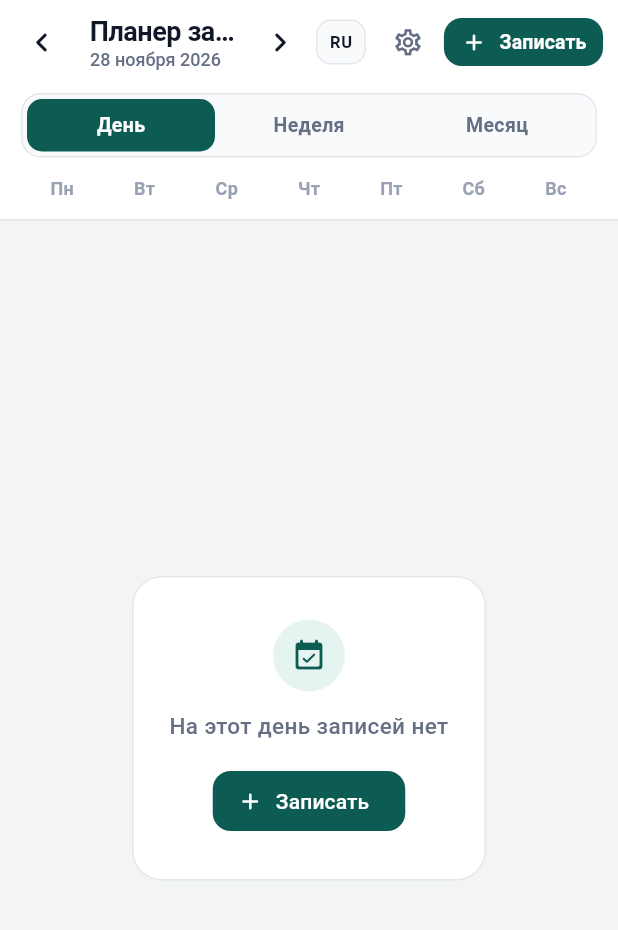
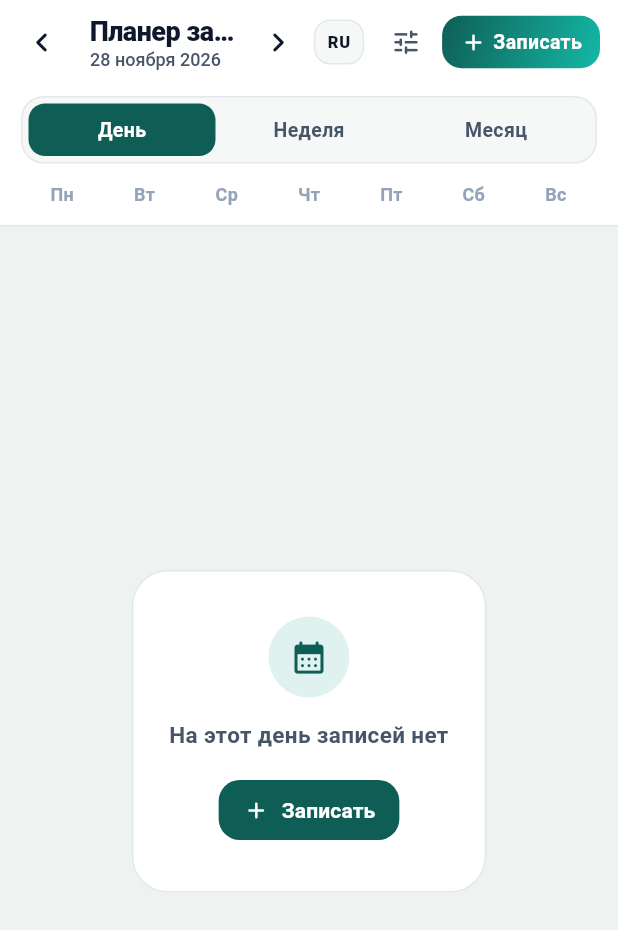
Before and after one commit to Alihan90/client_plan, a Flutter app: the screen it shows after launch, on a phone screen of 412 x 824 dp. Shown: the top 930 px of the screen. Run offline on Flutter 3.47's test engine with Material 3 defaults, Android fonts, the phone set to English and light mode, and no system bars; missing offline and left inert: home_widget.

Commit message:
Update main.dart

```diff
--- a/lib/main.dart
+++ b/lib/main.dart
@@ -26,6 +26,7 @@ class _ThemeTokens {
   final Color inkMuted;
   final Color hairline;
   final Color primary;
+  final Color primaryAccent;
   final Color primarySoft;
 
   final Color pendingBg;
@@ -53,6 +54,7 @@ class _ThemeTokens {
     required this.inkMuted,
     required this.hairline,
     required this.primary,
+    required this.primaryAccent,
     required this.primarySoft,
     required this.pendingBg,
     required this.pendingBorder,
@@ -72,53 +74,55 @@ class _ThemeTokens {
     if (isDark) {
       return const _ThemeTokens._(
         isDark: true,
-        canvas: Color(0xFF0B0F14),
-        surface: Color(0xFF121821),
-        surfaceSubtle: Color(0xFF18202C),
-        inkPrimary: Color(0xFFF3F4F6),
-        inkSecondary: Color(0xFF9CA3AF),
-        inkMuted: Color(0xFF6B7280),
-        hairline: Color(0xFF242E3D),
-        primary: Color(0xFF14B8A6),
-        primarySoft: Color(0xFF132E2C),
-        pendingBg: Color(0xFF161E29),
-        pendingBorder: Color(0xFF2A3546),
-        pendingPill: Color(0xFF222C3B),
-        pendingText: Color(0xFFD1D5DB),
-        doneBg: Color(0xFF0E261D),
-        doneBorder: Color(0xFF1E563F),
-        donePill: Color(0xFF153B2C),
-        doneText: Color(0xFF4ADE80),
-        missedBg: Color(0xFF291316),
-        missedBorder: Color(0xFF5C232A),
-        missedPill: Color(0xFF3E191E),
+        canvas: Color(0xFF090D12),
+        surface: Color(0xFF111720),
+        surfaceSubtle: Color(0xFF182230),
+        inkPrimary: Color(0xFFF8FAFC),
+        inkSecondary: Color(0xFF94A3B8),
+        inkMuted: Color(0xFF64748B),
+        hairline: Color(0xFF222D3D),
+        primary: Color(0xFF0D9488),
+        primaryAccent: Color(0xFF2DD4BF),
+        primarySoft: Color(0xFF112A2A),
+        pendingBg: Color(0xFF151D28),
+        pendingBorder: Color(0xFF273344),
+        pendingPill: Color(0xFF202B3A),
+        pendingText: Color(0xFFCBD5E1),
+        doneBg: Color(0xFF0C241B),
+        doneBorder: Color(0xFF1B4F3A),
+        donePill: Color(0xFF133829),
+        doneText: Color(0xFF34D399),
+        missedBg: Color(0xFF261115),
+        missedBorder: Color(0xFF542029),
+        missedPill: Color(0xFF3A161D),
         missedText: Color(0xFFF87171),
       );
     }
 
     return const _ThemeTokens._(
       isDark: false,
-      canvas: Color(0xFFF3F5F4),
+      canvas: Color(0xFFEEF2F1),
       surface: Color(0xFFFFFFFF),
-      surfaceSubtle: Color(0xFFF8FAFC),
-      inkPrimary: Color(0xFF101828),
-      inkSecondary: Color(0xFF667085),
-      inkMuted: Color(0xFF98A2B3),
-      hairline: Color(0xFFE4E7EC),
-      primary: Color(0xFF0D5C54),
-      primarySoft: Color(0xFFE6F4F1),
-      pendingBg: Color(0xFFF2F4F7),
-      pendingBorder: Color(0xFFD0D5DD),
-      pendingPill: Color(0xFFE4E7EC),
-      pendingText: Color(0xFF344054),
-      doneBg: Color(0xFFECFDF3),
-      doneBorder: Color(0xFFA6F4C5),
-      donePill: Color(0xFFD1FADF),
-      doneText: Color(0xFF027A48),
-      missedBg: Color(0xFFFEF3F2),
-      missedBorder: Color(0xFFFECDCA),
-      missedPill: Color(0xFFFEE4E2),
-      missedText: Color(0xFFB42318),
+      surfaceSubtle: Color(0xFFF6F8F8),
+      inkPrimary: Color(0xFF0F172A),
+      inkSecondary: Color(0xFF475569),
+      inkMuted: Color(0xFF94A3B8),
+      hairline: Color(0xFFE2E8F0),
+      primary: Color(0xFF0F5E56),
+      primaryAccent: Color(0xFF14B8A6),
+      primarySoft: Color(0xFFE0F2EF),
+      pendingBg: Color(0xFFF1F5F9),
+      pendingBorder: Color(0xFFCBD5E1),
+      pendingPill: Color(0xFFE2E8F0),
+      pendingText: Color(0xFF334155),
+      doneBg: Color(0xFFECFDF5),
+      doneBorder: Color(0xFF86EFAC),
+      donePill: Color(0xFFD1FAE5),
+      doneText: Color(0xFF047857),
+      missedBg: Color(0xFFFEF2F2),
+      missedBorder: Color(0xFFFECACA),
+      missedPill: Color(0xFFFEE2E2),
+      missedText: Color(0xFFB91C1C),
     );
   }
 }
@@ -180,6 +184,15 @@ class PlannerHomePage extends StatelessWidget {
 
   const PlannerHomePage({super.key, required this.controller});
 
+  String _todayLabel(String lang) {
+    if (lang == 'uk') return 'Сьогодні';
+    if (lang == 'en') return 'Today';
+    return 'Сегодня';
+  }
+
+  bool _isSameDay(DateTime a, DateTime b) =>
+      a.year == b.year && a.month == b.month && a.day == b.day;
+
   Future<void> _openCreateDialog(BuildContext context, DateTime date) async {
     FocusScope.of(context).unfocus();
     await showDialog<void>(
@@ -224,14 +237,14 @@ class PlannerHomePage extends StatelessWidget {
               ),
               child: SafeArea(
                 child: Padding(
-                  padding: const EdgeInsets.fromLTRB(18, 14, 18, 20),
+                  padding: const EdgeInsets.fromLTRB(20, 14, 20, 22),
                   child: Column(
                     mainAxisSize: MainAxisSize.min,
                     crossAxisAlignment: CrossAxisAlignment.stretch,
                     children: [
                       Center(
                         child: Container(
-                          width: 40,
+                          width: 42,
                           height: 4,
                           decoration: BoxDecoration(
                             color: t.hairline,
@@ -244,7 +257,8 @@ class PlannerHomePage extends StatelessWidget {
                         controller.tr('settings'),
                         style: TextStyle(
                           fontSize: 18,
-                          fontWeight: FontWeight.w700,
+                          fontWeight: FontWeight.w800,
+                          letterSpacing: -0.3,
                           color: t.inkPrimary,
                         ),
                       ),
@@ -282,15 +296,19 @@ class PlannerHomePage extends StatelessWidget {
                         value: controller.compactCardView,
                         onChanged: controller.setCompactCardView,
                       ),
-                      const SizedBox(height: 12),
+                      const SizedBox(height: 14),
                       FilledButton(
                         style: FilledButton.styleFrom(
                           backgroundColor: t.primary,
                           foregroundColor: Colors.white,
-                          shape: RoundedRectangleBorder(borderRadius: BorderRadius.circular(12)),
+                          padding: const EdgeInsets.symmetric(vertical: 12),
+                          shape: RoundedRectangleBorder(borderRadius: BorderRadius.circular(14)),
                         ),
                         onPressed: () => Navigator.of(sheetCtx).pop(),
-                        child: Text(controller.tr('close')),
+                        child: Text(
+                          controller.tr('close'),
+                          style: const TextStyle(fontWeight: FontWeight.w700),
+                        ),
                       ),
                     ],
                   ),
@@ -307,6 +325,7 @@ class PlannerHomePage extends StatelessWidget {
   Widget build(BuildContext context) {
     final tokens = _ThemeTokens.fromDark(controller.isDarkTheme);
     final now = DateTime.now();
+    final isSelectedToday = _isSameDay(controller.selectedDate, now);
     final locStr = controller.locale.toString();
     final rawHeaderDate = DateFormat('d MMMM yyyy', locStr).format(controller.selectedDate);
     final headerDate = rawHeaderDate.isEmpty
@@ -323,14 +342,43 @@ class PlannerHomePage extends StatelessWidget {
         title: Column(
           crossAxisAlignment: CrossAxisAlignment.start,
           children: [
-            Text(
+            Row(
+              children: [
+                Flexible(
+                  child: Text(
                     controller.tr('app_title'),
+                    overflow: TextOverflow.ellipsis,
                     style: TextStyle(
-                fontWeight: FontWeight.w700,
+                      fontWeight: FontWeight.w800,
                       fontSize: 18,
-                letterSpacing: -0.3,
+                      letterSpacing: -0.35,
                       color: tokens.inkPrimary,
                     ),
+                  ),
+                ),
+                if (!isSelectedToday) ...[
+                  const SizedBox(width: 8),
+                  InkWell(
+                    borderRadius: BorderRadius.circular(99),
+                    onTap: () => controller.selectDate(now),
+                    child: Container(
+                      padding: const EdgeInsets.symmetric(horizontal: 8, vertical: 2),
+                      decoration: BoxDecoration(
+                        color: tokens.primarySoft,
+                        borderRadius: BorderRadius.circular(99),
+                      ),
+                      child: Text(
+                        _todayLabel(controller.languageCode),
+                        style: TextStyle(
+                          fontSize: 11,
+                          fontWeight: FontWeight.w700,
+                          color: tokens.primary,
+                        ),
+                      ),
+                    ),
+                  ),
+                ],
+              ],
             ),
             Text(
               headerDate,
@@ -351,18 +399,18 @@ class PlannerHomePage extends StatelessWidget {
             margin: const EdgeInsets.only(right: 4),
             decoration: BoxDecoration(
               color: tokens.surfaceSubtle,
-              borderRadius: BorderRadius.circular(10),
+              borderRadius: BorderRadius.circular(11),
               border: Border.all(color: tokens.hairline),
             ),
             child: InkWell(
-              borderRadius: BorderRadius.circular(10),
+              borderRadius: BorderRadius.circular(11),
               onTap: controller.cycleLanguage,
               child: Padding(
                 padding: const EdgeInsets.symmetric(horizontal: 8, vertical: 6),
                 child: Text(
                   controller.languageCode.toUpperCase(),
                   style: TextStyle(
-                    fontWeight: FontWeight.w700,
+                    fontWeight: FontWeight.w800,
                     fontSize: 11,
                     letterSpacing: 0.5,
                     color: tokens.inkPrimary,
@@ -372,26 +420,45 @@ class PlannerHomePage extends StatelessWidget {
             ),
           ),
           IconButton(
-            icon: Icon(Icons.settings_outlined, size: 21, color: tokens.inkSecondary),
+            icon: Icon(Icons.tune_rounded, size: 21, color: tokens.inkSecondary),
             tooltip: controller.tr('settings'),
             onPressed: () => _openSettingsSheet(context),
           ),
           Padding(
-            padding: const EdgeInsets.only(right: 10),
-            child: FilledButton.icon(
-              style: FilledButton.styleFrom(
-                backgroundColor: tokens.primary,
-                foregroundColor: Colors.white,
-                elevation: 0,
-                visualDensity: VisualDensity.compact,
-                padding: const EdgeInsets.symmetric(horizontal: 11, vertical: 8),
-                shape: RoundedRectangleBorder(borderRadius: BorderRadius.circular(12)),
+            padding: const EdgeInsets.only(right: 12),
+            child: Container(
+              decoration: BoxDecoration(
+                gradient: LinearGradient(
+                  colors: [tokens.primary, tokens.primaryAccent],
+                  begin: Alignment.topLeft,
+                  end: Alignment.bottomRight,
                 ),
-              onPressed: () => _openCreateDialog(context, controller.selectedDate),
-              icon: const Icon(Icons.add_rounded, size: 18),
-              label: Text(
+                borderRadius: BorderRadius.circular(13),
+              ),
+              child: Material(
+                color: Colors.transparent,
+                child: InkWell(
+                  borderRadius: BorderRadius.circular(13),
+                  onTap: () => _openCreateDialog(context, controller.selectedDate),
+                  child: Padding(
+                    padding: const EdgeInsets.symmetric(horizontal: 12, vertical: 8),
+                    child: Row(
+                      mainAxisSize: MainAxisSize.min,
+                      children: [
+                        const Icon(Icons.add_rounded, size: 18, color: Colors.white),
+                        const SizedBox(width: 4),
+                        Text(
                           controller.tr('book'),
-                style: const TextStyle(fontWeight: FontWeight.w600, fontSize: 13),
+                          style: const TextStyle(
+                            color: Colors.white,
+                            fontWeight: FontWeight.w700,
+                            fontSize: 13,
+                          ),
+                        ),
+                      ],
+                    ),
+                  ),
+                ),
               ),
             ),
           ),
@@ -405,7 +472,7 @@ class PlannerHomePage extends StatelessWidget {
               color: tokens.surface,
               border: Border(bottom: BorderSide(color: tokens.hairline)),
             ),
-            padding: const EdgeInsets.fromLTRB(14, 6, 14, 12),
+            padding: const EdgeInsets.fromLTRB(14, 8, 14, 12),
             child: Column(
               children: [
                 _ViewModeBar(controller: controller, tokens: tokens),
@@ -462,10 +529,10 @@ class _ViewModeBar extends StatelessWidget {
     ];
 
     return Container(
-      padding: const EdgeInsets.all(3),
+      padding: const EdgeInsets.all(4),
       decoration: BoxDecoration(
         color: tokens.surfaceSubtle,
-        borderRadius: BorderRadius.circular(13),
+        borderRadius: BorderRadius.circular(15),
         border: Border.all(color: tokens.hairline),
       ),
       child: Row(
@@ -473,20 +540,20 @@ class _ViewModeBar extends StatelessWidget {
           final isSelected = controller.viewMode == entry.$1;
           return Expanded(
             child: InkWell(
-              borderRadius: BorderRadius.circular(10),
+              borderRadius: BorderRadius.circular(11),
               onTap: () => controller.setViewMode(entry.$1),
               child: Container(
                 padding: const EdgeInsets.symmetric(vertical: 8),
                 alignment: Alignment.center,
                 decoration: BoxDecoration(
                   color: isSelected ? tokens.primary : Colors.transparent,
-                  borderRadius: BorderRadius.circular(10),
+                  borderRadius: BorderRadius.circular(11),
                 ),
                 child: Text(
                   entry.$2,
                   style: TextStyle(
                     fontSize: 13,
-                    fontWeight: FontWeight.w600,
+                    fontWeight: FontWeight.w700,
                     color: isSelected ? Colors.white : tokens.inkSecondary,
                   ),
                 ),
@@ -525,7 +592,7 @@ class _WeekdayHeader extends StatelessWidget {
                   d,
                   style: TextStyle(
                     fontSize: 12,
-                    fontWeight: FontWeight.w600,
+                    fontWeight: FontWeight.w700,
                     letterSpacing: 0.2,
                     color: tokens.inkMuted,
                   ),
@@ -562,36 +629,36 @@ class _DayView extends StatelessWidget {
       return Center(
         child: Container(
           margin: const EdgeInsets.symmetric(horizontal: 24),
-          padding: const EdgeInsets.symmetric(horizontal: 24, vertical: 28),
+          padding: const EdgeInsets.symmetric(horizontal: 24, vertical: 30),
           decoration: BoxDecoration(
             color: tokens.surface,
-            borderRadius: BorderRadius.circular(20),
+            borderRadius: BorderRadius.circular(24),
             border: Border.all(color: tokens.hairline),
           ),
           child: Column(
             mainAxisSize: MainAxisSize.min,
             children: [
               Container(
-                width: 48,
-                height: 48,
+                width: 54,
+                height: 54,
                 decoration: BoxDecoration(
                   color: tokens.primarySoft,
                   shape: BoxShape.circle,
                 ),
                 child: Icon(
-                  Icons.event_available_rounded,
-                  size: 24,
+                  Icons.calendar_month_rounded,
+                  size: 26,
                   color: tokens.primary,
                 ),
               ),
-              const SizedBox(height: 12),
+              const SizedBox(height: 14),
               Text(
                 controller.tr('no_appointments'),
                 textAlign: TextAlign.center,
                 style: TextStyle(
                   color: tokens.inkSecondary,
                   fontSize: 15,
-                  fontWeight: FontWeight.w500,
+                  fontWeight: FontWeight.w600,
                 ),
               ),
               const SizedBox(height: 16),
@@ -600,11 +667,15 @@ class _DayView extends StatelessWidget {
                   backgroundColor: tokens.primary,
                   foregroundColor: Colors.white,
                   elevation: 0,
-                  shape: RoundedRectangleBorder(borderRadius: BorderRadius.circular(12)),
+                  padding: const EdgeInsets.symmetric(horizontal: 16, vertical: 10),
+                  shape: RoundedRectangleBorder(borderRadius: BorderRadius.circular(14)),
                 ),
                 onPressed: onAdd,
                 icon: const Icon(Icons.add_rounded, size: 18),
-                label: Text(controller.tr('book')),
+                label: Text(
+                  controller.tr('book'),
+                  style: const TextStyle(fontWeight: FontWeight.w700),
+                ),
               ),
             ],
           ),
@@ -615,7 +686,7 @@ class _DayView extends StatelessWidget {
     return ListView.separated(
       padding: const EdgeInsets.fromLTRB(14, 14, 14, 24),
       itemCount: items.length,
-      separatorBuilder: (_, __) => SizedBox(height: isCompact ? 7 : 10),
+      separatorBuilder: (_, __) => SizedBox(height: isCompact ? 8 : 11),
       itemBuilder: (context, index) {
         final item = items[index];
         final isDone = item.isCompleted == true;
@@ -645,35 +716,35 @@ class _DayView extends StatelessWidget {
 
         return Container(
           padding: EdgeInsets.symmetric(
-            horizontal: 12,
-            vertical: isCompact ? 8 : 11,
+            horizontal: 13,
+            vertical: isCompact ? 9 : 12,
           ),
           decoration: BoxDecoration(
             color: rowBg,
-            borderRadius: BorderRadius.circular(isCompact ? 14 : 18),
-            border: Border.all(color: borderColor),
+            borderRadius: BorderRadius.circular(isCompact ? 15 : 20),
+            border: Border.all(color: borderColor, width: 1.15),
           ),
           child: Row(
             children: [
               Container(
                 padding: EdgeInsets.symmetric(
-                  horizontal: 9,
-                  vertical: isCompact ? 5 : 7,
+                  horizontal: 10,
+                  vertical: isCompact ? 6 : 8,
                 ),
                 decoration: BoxDecoration(
                   color: timeBadgeBg,
-                  borderRadius: BorderRadius.circular(10),
+                  borderRadius: BorderRadius.circular(12),
                 ),
                 child: Text(
                   item.formattedTime,
                   style: TextStyle(
-                    fontWeight: FontWeight.w700,
+                    fontWeight: FontWeight.w800,
                     fontSize: 13,
                     color: timeTextColor,
                   ),
                 ),
               ),
-              const SizedBox(width: 10),
+              const SizedBox(width: 11),
               Expanded(
                 child: GestureDetector(
                   behavior: HitTestBehavior.opaque,
@@ -687,13 +758,13 @@ class _DayView extends StatelessWidget {
                         overflow: TextOverflow.ellipsis,
                         style: TextStyle(
                           fontWeight: FontWeight.w700,
-                          fontSize: isCompact ? 14 : 15,
-                          letterSpacing: -0.2,
+                          fontSize: isCompact ? 14 : 15.5,
+                          letterSpacing: -0.25,
                           color: tokens.inkPrimary,
                         ),
                       ),
                       if (!isCompact) ...[
-                        const SizedBox(height: 2),
+                        const SizedBox(height: 3),
                         Text(
                           item.serviceName.isNotEmpty
                               ? '${item.serviceName} · $durationLabel'
@@ -702,6 +773,7 @@ class _DayView extends StatelessWidget {
                           overflow: TextOverflow.ellipsis,
                           style: TextStyle(
                             fontSize: 12,
+                            fontWeight: FontWeight.w500,
                             color: tokens.inkSecondary,
                           ),
                         ),
@@ -773,14 +845,14 @@ class _RowActionButton extends StatelessWidget {
       behavior: HitTestBehavior.opaque,
       onTap: onTap,
       child: Container(
-        width: 34,
-        height: 34,
+        width: 35,
+        height: 35,
         decoration: BoxDecoration(
-          color: active ? activeBg : tokens.surface.withOpacity(0.9),
-          borderRadius: BorderRadius.circular(11),
+          color: active ? activeBg : tokens.surface.withOpacity(0.92),
+          borderRadius: BorderRadius.circular(12),
           border: Border.all(
             color: active ? activeColor : tokens.pendingBorder,
-            width: active ? 1.4 : 1,
+            width: active ? 1.5 : 1,
           ),
         ),
         child: Icon(
@@ -829,7 +901,7 @@ class _WeekView extends StatelessWidget {
           margin: const EdgeInsets.only(bottom: 10),
           decoration: BoxDecoration(
             color: tokens.surface,
-            borderRadius: BorderRadius.circular(16),
+            borderRadius: BorderRadius.circular(18),
             border: Border.all(
               color: isSelected ? tokens.primary : tokens.hairline,
               width: isSelected ? 1.5 : 1,
@@ -856,7 +928,7 @@ class _WeekView extends StatelessWidget {
                       ),
                       if (items.isNotEmpty)
                         Container(
-                          padding: const EdgeInsets.symmetric(horizontal: 8, vertical: 2),
+                          padding: const EdgeInsets.symmetric(horizontal: 9, vertical: 3),
                           decoration: BoxDecoration(
                             color: tokens.primarySoft,
                             borderRadius: BorderRadius.circular(99),
@@ -879,13 +951,13 @@ class _WeekView extends StatelessWidget {
                     Padding(
                       padding: const EdgeInsets.only(bottom: 6),
                       child: InkWell(
-                        borderRadius: BorderRadius.circular(12),
+                        borderRadius: BorderRadius.circular(13),
                         onTap: () => onEdit(item),
                         child: Container(
-                          padding: const EdgeInsets.symmetric(horizontal: 10, vertical: 8),
+                          padding: const EdgeInsets.symmetric(horizontal: 11, vertical: 9),
                           decoration: BoxDecoration(
                             color: tokens.surfaceSubtle,
-                            borderRadius: BorderRadius.circular(12),
+                            borderRadius: BorderRadius.circular(13),
                             border: Border.all(color: tokens.hairline),
                           ),
                           child: Row(
@@ -893,7 +965,7 @@ class _WeekView extends StatelessWidget {
                               Text(
                                 item.formattedTime,
                                 style: TextStyle(
-                                  fontWeight: FontWeight.w700,
+                                  fontWeight: FontWeight.w800,
                                   fontSize: 13,
                                   color: tokens.primary,
                                 ),
@@ -1014,7 +1086,7 @@ class _MonthView extends StatelessWidget {
                     final shortMonth = rawShort.replaceAll('.', '');
 
                     return InkWell(
-                      borderRadius: BorderRadius.circular(10),
+                      borderRadius: BorderRadius.circular(11),
                       onTap: () {
                         final maxDay = DateTime(sel.year, monthNum + 1, 0).day;
                         onSelectDay(DateTime(sel.year, monthNum, sel.day.clamp(1, maxDay)));
@@ -1024,7 +1096,7 @@ class _MonthView extends StatelessWidget {
                         padding: const EdgeInsets.symmetric(horizontal: 12),
                         decoration: BoxDecoration(
                           color: isCurrentMonth ? tokens.primary : tokens.surfaceSubtle,
-                          borderRadius: BorderRadius.circular(10),
+                          borderRadius: BorderRadius.circular(11),
                           border: Border.all(
                             color: isCurrentMonth ? tokens.primary : tokens.hairline,
                           ),
@@ -1033,7 +1105,7 @@ class _MonthView extends StatelessWidget {
                           shortMonth,
                           style: TextStyle(
                             fontSize: 12,
-                            fontWeight: FontWeight.w600,
+                            fontWeight: FontWeight.w700,
                             color: isCurrentMonth ? Colors.white : tokens.inkSecondary,
                           ),
                         ),
@@ -1091,7 +1163,7 @@ class _MonthView extends StatelessWidget {
                       if (count > 0) ...[
                         const SizedBox(height: 2),
                         Container(
-                          padding: const EdgeInsets.symmetric(horizontal: 5, vertical: 1),
+                          padding: const EdgeInsets.symmetric(horizontal: 6, vertical: 1),
                           decoration: BoxDecoration(
                             color: isSelected
                                 ? Colors.white.withOpacity(0.22)
```
Lines whose indentation alone changed are shown as unchanged.
